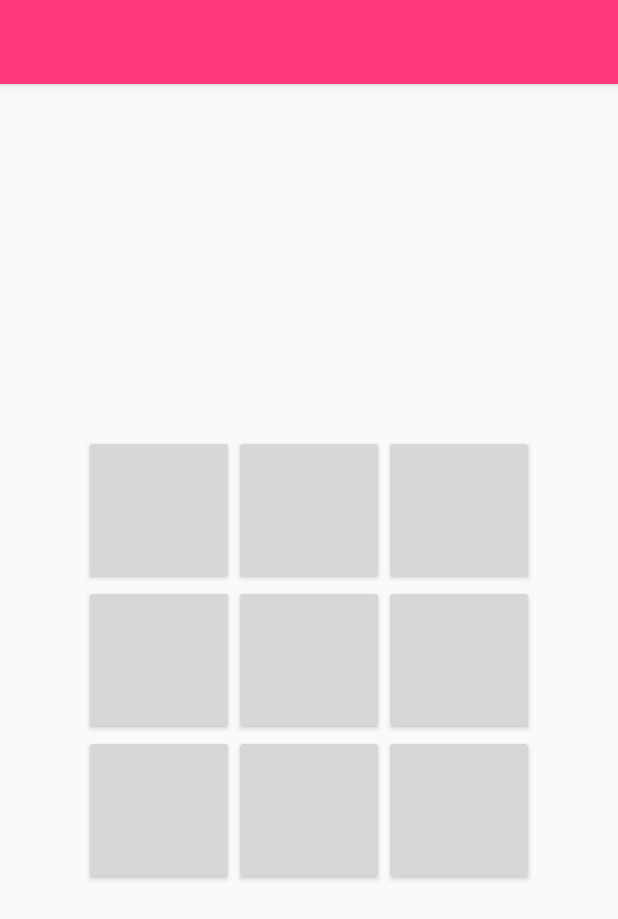
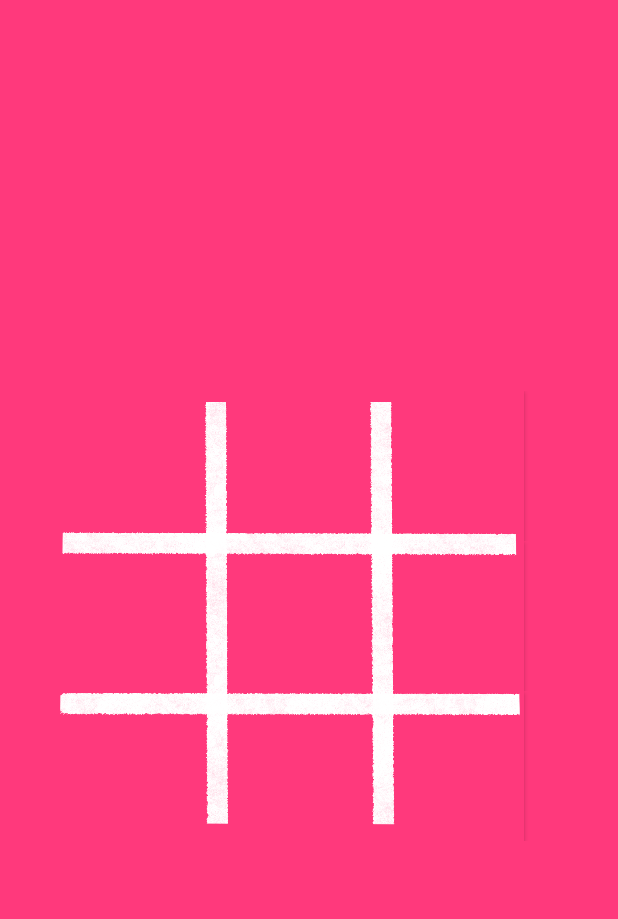
Before and after one commit to parzuko/zerokata, an Android app: the screen it shows after launch (MainActivity), on a phone screen of 412 x 824 dp. Shown: the top 919 px of the screen. Run offline under Robolectric (Android 15) with nearby library versions, the phone set to English and light mode, and no system bars.

Commit message:
Add board bg

```diff
--- a/app/src/main/java/com/example/tictactoe/MainActivity.kt
+++ b/app/src/main/java/com/example/tictactoe/MainActivity.kt
@@ -51,8 +51,6 @@ class MainActivity : AppCompatActivity() {
 
         latest_button.isEnabled = false
 
-        println("player_1 list: $mover_1")
-        println("player_2 list: $mover_2")
 
     }
 }
--- a/app/src/main/res/layout/activity_main.xml
+++ b/app/src/main/res/layout/activity_main.xml
@@ -4,11 +4,14 @@
     xmlns:tools="http://schemas.android.com/tools"
     android:layout_width="match_parent"
     android:layout_height="match_parent"
+    android:background="@color/colorPrimary"
     tools:context=".MainActivity">
 
     <TableLayout
-        android:layout_width="300dp"
-        android:layout_height="300dp"
+        android:id="@+id/tableLayout"
+        android:layout_width="313dp"
+        android:layout_height="303dp"
+        android:visibility="visible"
         app:layout_constraintBottom_toBottomOf="parent"
         app:layout_constraintEnd_toEndOf="parent"
         app:layout_constraintStart_toStartOf="parent"
@@ -16,28 +19,37 @@
 
         <TableRow
             android:layout_width="match_parent"
-            android:layout_height="match_parent">
+            android:layout_height="500dp">
 
             <Button
                 android:id="@+id/btn1"
                 android:layout_width="100dp"
                 android:layout_height="100dp"
+                android:background="@color/colorPrimary"
                 android:onClick="onClickButton"
-                android:textSize="30sp" />
+                android:text=""
+                android:textColor="#FFF"
+                android:textSize="50sp" />
 
             <Button
                 android:id="@+id/btn2"
                 android:layout_width="100dp"
                 android:layout_height="100dp"
                 android:onClick="onClickButton"
-                android:textSize="30sp" />
+                android:text=""
+                android:background="@color/colorPrimary"
+                android:textColor="#FFF"
+                android:textSize="50sp" />
 
             <Button
                 android:id="@+id/btn3"
                 android:layout_width="100dp"
                 android:layout_height="100dp"
                 android:onClick="onClickButton"
-                android:textSize="30sp" />
+                android:text=""
+                android:background="@color/colorPrimary"
+                android:textColor="#FFF"
+                android:textSize="50sp" />
         </TableRow>
 
         <TableRow
@@ -49,21 +61,30 @@
                 android:layout_width="100dp"
                 android:layout_height="100dp"
                 android:onClick="onClickButton"
-                android:textSize="30sp" />
+                android:text=""
+                android:background="@color/colorPrimary"
+                android:textColor="#FFF"
+                android:textSize="50sp" />
 
             <Button
                 android:id="@+id/btn5"
                 android:layout_width="100dp"
                 android:layout_height="100dp"
                 android:onClick="onClickButton"
-                android:textSize="30sp" />
+                android:text=""
+                android:background="@color/colorPrimary"
+                android:textColor="#FFF"
+                android:textSize="50sp" />
 
             <Button
                 android:id="@+id/btn6"
                 android:layout_width="100dp"
                 android:layout_height="100dp"
                 android:onClick="onClickButton"
-                android:textSize="30sp" />
+                android:text=""
+                android:background="@color/colorPrimary"
+                android:textColor="#FFF"
+                android:textSize="50sp" />
         </TableRow>
 
         <TableRow
@@ -75,22 +96,43 @@
                 android:layout_width="100dp"
                 android:layout_height="100dp"
                 android:onClick="onClickButton"
-                android:textSize="30sp" />
+                android:text=""
+                android:background="@color/colorPrimary"
+                android:textColor="#FFF"
+                android:textSize="50sp" />
 
             <Button
                 android:id="@+id/btn8"
                 android:layout_width="100dp"
                 android:layout_height="100dp"
                 android:onClick="onClickButton"
-                android:textSize="30sp" />
+                android:text=""
+                android:background="@color/colorPrimary"
+                android:textColor="#FFF"
+                android:textSize="50sp" />
 
             <Button
                 android:id="@+id/btn9"
                 android:layout_width="100dp"
                 android:layout_height="100dp"
                 android:onClick="onClickButton"
-                android:textSize="30sp" />
+                android:text=""
+                android:background="@color/colorPrimary"
+                android:textColor="#FFF"
+                android:textSize="50sp" />
         </TableRow>
 
     </TableLayout>
+
+    <ImageView
+        android:id="@+id/imageView5"
+        android:layout_width="322dp"
+        android:layout_height="629dp"
+        android:layout_marginTop="12dp"
+        android:layout_marginEnd="14dp"
+        app:layout_constraintBottom_toBottomOf="parent"
+        app:layout_constraintEnd_toEndOf="parent"
+        app:layout_constraintStart_toStartOf="parent"
+        app:layout_constraintTop_toTopOf="parent"
+        app:srcCompat="@drawable/thelegend" />
 </androidx.constraintlayout.widget.ConstraintLayout>
--- a/app/src/main/res/values/styles.xml
+++ b/app/src/main/res/values/styles.xml
@@ -1,6 +1,6 @@
 <resources>
     <!-- Base application theme. -->
-    <style name="AppTheme" parent="Theme.AppCompat.Light.DarkActionBar">
+    <style name="AppTheme" parent="Theme.AppCompat.Light.NoActionBar">
         <!-- Customize your theme here. -->
         <item name="colorPrimary">@color/colorPrimary</item>
         <item name="colorPrimaryDark">@color/colorPrimaryDark</item>
```
Also changed, not shown: app/src/main/res/drawable-v24/background.png (added), app/src/main/res/drawable-v24/pray.png (added), app/src/main/res/drawable-v24/thelegend.png (added).
